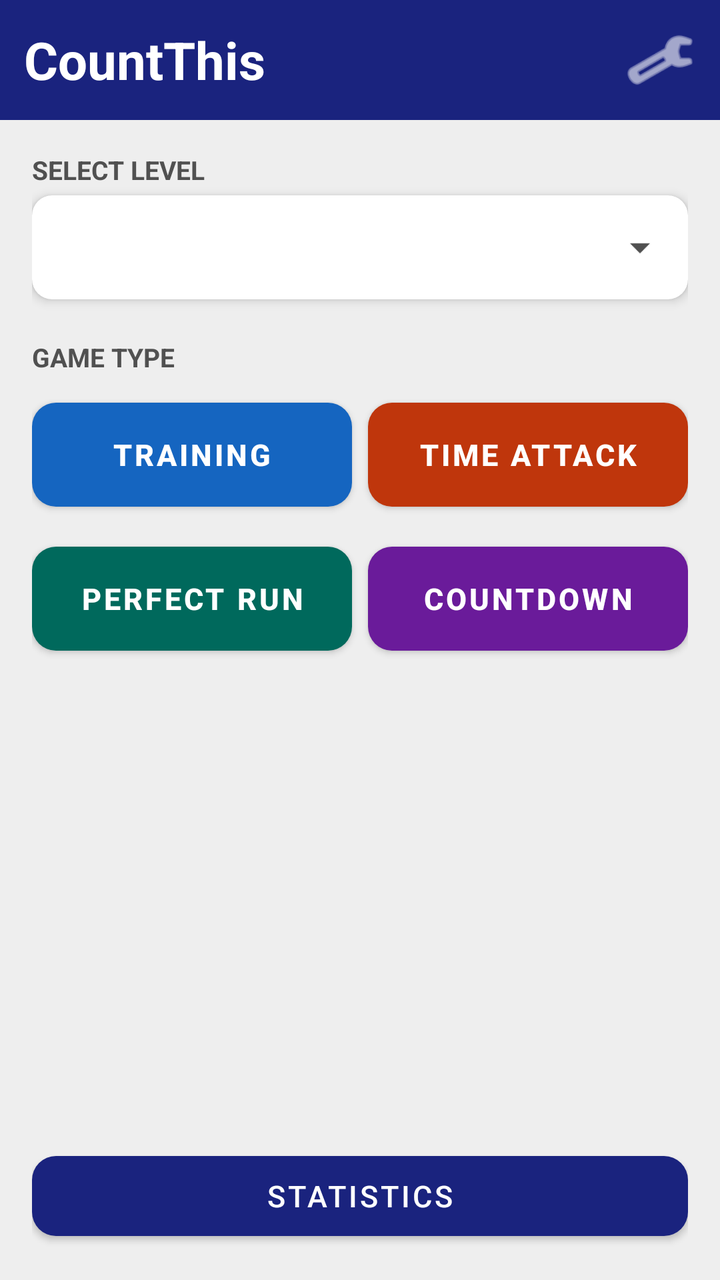
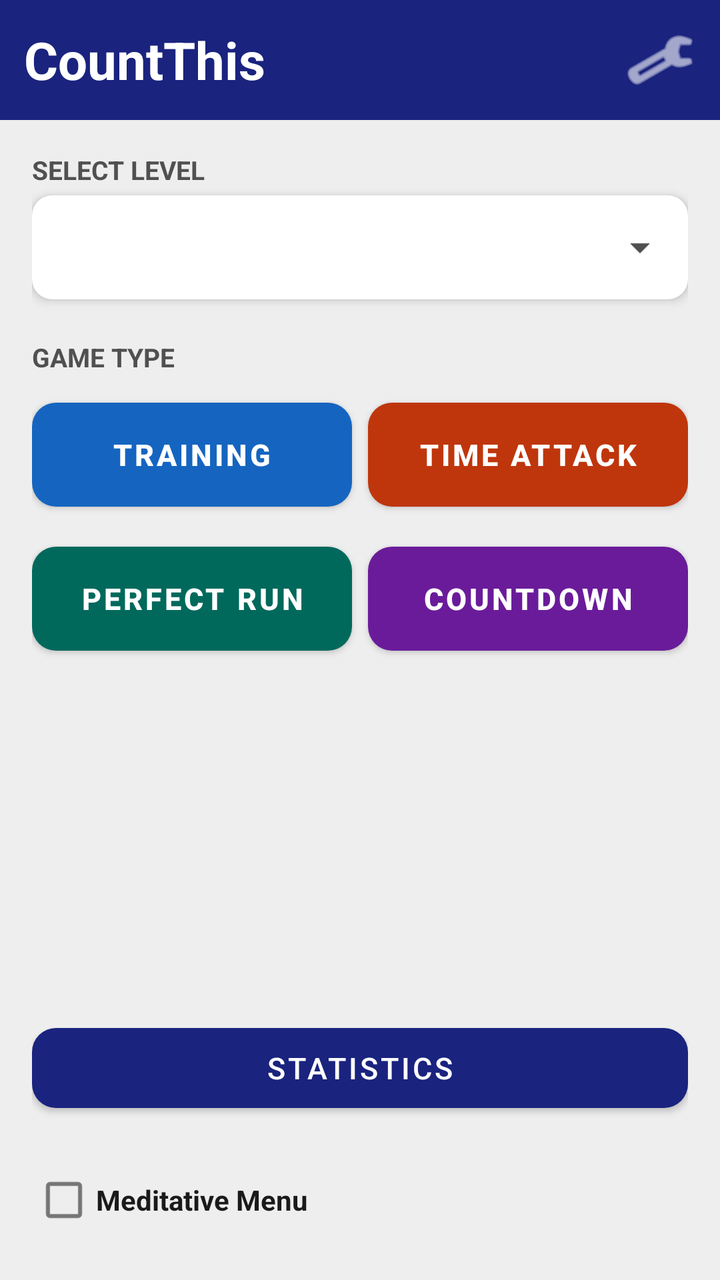

Before-and-after screenshots of an Android layout around one commit, followed by the original layout XML and the change that was made.
<!-- AndroidManifest.xml: application theme Theme.CountThis -->
<!-- res/layout/activity_menu.xml -->
<?xml version="1.0" encoding="utf-8"?>
<androidx.constraintlayout.widget.ConstraintLayout xmlns:android="http://schemas.android.com/apk/res/android"
    xmlns:app="http://schemas.android.com/apk/res-auto"
    android:layout_width="match_parent"
    android:layout_height="match_parent"
    android:background="@color/background">

    
    <LinearLayout
        android:id="@+id/topBar"
        android:layout_width="0dp"
        android:layout_height="wrap_content"
        android:orientation="horizontal"
        android:background="@color/header_bg"
        android:padding="12dp"
        android:gravity="center_vertical"
        app:layout_constraintTop_toTopOf="parent"
        app:layout_constraintStart_toStartOf="parent"
        app:layout_constraintEnd_toEndOf="parent">

        <TextView
            android:id="@+id/titleText"
            android:layout_width="0dp"
            android:layout_height="wrap_content"
            android:layout_weight="1"
            android:text="@string/app_name"
            android:textSize="26sp"
            android:textStyle="bold"
            android:textColor="@color/white" />

        <ImageButton
            android:id="@+id/settingsButton"
            android:layout_width="36dp"
            android:layout_height="36dp"
            android:background="?attr/selectableItemBackgroundBorderless"
            android:src="@android:drawable/ic_menu_manage"
            app:tint="@color/white"
            android:contentDescription="@string/settings"
            android:scaleType="fitCenter" />

    </LinearLayout>

    
    <ScrollView
        android:layout_width="0dp"
        android:layout_height="0dp"
        android:fillViewport="true"
        app:layout_constraintTop_toBottomOf="@id/topBar"
        app:layout_constraintBottom_toBottomOf="parent"
        app:layout_constraintStart_toStartOf="parent"
        app:layout_constraintEnd_toEndOf="parent">

        <LinearLayout
            android:layout_width="match_parent"
            android:layout_height="wrap_content"
            android:orientation="vertical"
            android:padding="16dp">

            
            <TextView
                android:layout_width="wrap_content"
                android:layout_height="wrap_content"
                android:text="@string/select_level"
                android:textSize="13sp"
                android:textStyle="bold"
                android:textColor="@color/text_secondary"
                android:layout_marginBottom="4dp" />

            <androidx.cardview.widget.CardView
                android:layout_width="match_parent"
                android:layout_height="wrap_content"
                android:layout_marginBottom="20dp"
                app:cardCornerRadius="10dp"
                app:cardElevation="3dp">

                <Spinner
                    android:id="@+id/levelSpinner"
                    android:layout_width="match_parent"
                    android:layout_height="52dp"
                    android:paddingStart="14dp"
                    android:paddingEnd="14dp"
                    android:textSize="16sp" />

            </androidx.cardview.widget.CardView>

            
            <TextView
                android:layout_width="wrap_content"
                android:layout_height="wrap_content"
                android:text="@string/game_type"
                android:textSize="13sp"
                android:textStyle="bold"
                android:textColor="@color/text_secondary"
                android:layout_marginBottom="8dp" />

            
            <LinearLayout
                android:layout_width="match_parent"
                android:layout_height="wrap_content"
                android:orientation="horizontal"
                android:layout_marginBottom="8dp">

                <Button
                    android:id="@+id/trainingButton"
                    android:layout_width="0dp"
                    android:layout_height="64dp"
                    android:layout_weight="1"
                    android:layout_marginEnd="4dp"
                    android:text="@string/mode_training"
                    android:textSize="15sp"
                    android:textStyle="bold"
                    android:textColor="@color/white"
                    app:backgroundTint="@color/answer_a"
                    app:cornerRadius="12dp" />

                <Button
                    android:id="@+id/timeAttackButton"
                    android:layout_width="0dp"
                    android:layout_height="64dp"
                    android:layout_weight="1"
                    android:layout_marginStart="4dp"
                    android:text="@string/mode_time_attack"
                    android:textSize="15sp"
                    android:textStyle="bold"
                    android:textColor="@color/white"
                    app:backgroundTint="@color/answer_b"
                    app:cornerRadius="12dp" />

            </LinearLayout>

            
            <LinearLayout
                android:layout_width="match_parent"
                android:layout_height="wrap_content"
                android:orientation="horizontal"
                android:layout_marginBottom="20dp">

                <Button
                    android:id="@+id/perfectRunButton"
                    android:layout_width="0dp"
                    android:layout_height="64dp"
                    android:layout_weight="1"
                    android:layout_marginEnd="4dp"
                    android:text="@string/mode_perfect_run"
                    android:textSize="15sp"
                    android:textStyle="bold"
                    android:textColor="@color/white"
                    app:backgroundTint="@color/answer_c"
                    app:cornerRadius="12dp" />

                <Button
                    android:id="@+id/countdownButton"
                    android:layout_width="0dp"
                    android:layout_height="64dp"
                    android:layout_weight="1"
                    android:layout_marginStart="4dp"
                    android:text="@string/mode_countdown"
                    android:textSize="15sp"
                    android:textStyle="bold"
                    android:textColor="@color/white"
                    app:backgroundTint="@color/answer_d"
                    app:cornerRadius="12dp" />

            </LinearLayout>

            
            <Space
                android:layout_width="match_parent"
                android:layout_height="0dp"
                android:layout_weight="1" />

            
            <androidx.cardview.widget.CardView
                android:id="@+id/lastSessionCard"
                android:layout_width="match_parent"
                android:layout_height="wrap_content"
                android:layout_marginBottom="10dp"
                android:visibility="gone"
                app:cardCornerRadius="10dp"
                app:cardElevation="3dp">

                <LinearLayout
                    android:layout_width="match_parent"
                    android:layout_height="wrap_content"
                    android:orientation="vertical"
                    android:padding="14dp">

                    <TextView
                        android:layout_width="wrap_content"
                        android:layout_height="wrap_content"
                        android:text="@string/last_session"
                        android:textSize="13sp"
                        android:textStyle="bold"
                        android:textColor="@color/text_secondary"
                        android:layout_marginBottom="6dp" />

                    <TextView
                        android:id="@+id/lastSessionModeText"
                        android:layout_width="wrap_content"
                        android:layout_height="wrap_content"
                        android:textSize="15sp"
                        android:textStyle="bold"
                        android:textColor="@color/text_primary" />

                    <LinearLayout
                        android:layout_width="match_parent"
                        android:layout_height="wrap_content"
                        android:orientation="horizontal"
                        android:layout_marginTop="4dp">

                        <TextView
                            android:id="@+id/lastSessionScoreText"
                            android:layout_width="0dp"
                            android:layout_height="wrap_content"
                            android:layout_weight="1"
                            android:textSize="14sp"
                            android:textColor="@color/header_bg" />

                        <TextView
                            android:id="@+id/lastSessionStreakText"
                            android:layout_width="0dp"
                            android:layout_height="wrap_content"
                            android:layout_weight="1"
                            android:gravity="end"
                            android:textSize="14sp"
                            android:textColor="@color/answer_b" />

                    </LinearLayout>

                    <TextView
                        android:id="@+id/lastSessionLevelText"
                        android:layout_width="wrap_content"
                        android:layout_height="wrap_content"
                        android:layout_marginTop="2dp"
                        android:textSize="12sp"
                        android:textColor="@color/text_secondary" />

                </LinearLayout>

            </androidx.cardview.widget.CardView>

            
            <Button
                android:id="@+id/statisticsButton"
                android:layout_width="match_parent"
                android:layout_height="52dp"
                android:text="@string/statistics"
                android:textSize="15sp"
                android:textColor="@color/white"
                app:backgroundTint="@color/header_bg"
                app:cornerRadius="12dp" />

        </LinearLayout>
    </ScrollView>

</androidx.constraintlayout.widget.ConstraintLayout>
<!-- resources referenced by this layout -->
<resources>
  <color name="answer_a">@color/default_answer_a</color>
  <color name="answer_b">@color/default_answer_b</color>
  <color name="answer_c">@color/default_answer_c</color>
  <color name="answer_d">@color/default_answer_d</color>
  <color name="background">@color/default_background</color>
  <color name="header_bg">@color/default_header_bg</color>
  <color name="text_primary">@color/default_text_primary</color>
  <color name="text_secondary">@color/default_text_secondary</color>
  <color name="white">#FFFFFF</color>
  <string name="app_name">CountThis</string>
  <string name="game_type">GAME TYPE</string>
  <string name="last_session">LAST SESSION</string>
  <string name="mode_countdown">Countdown</string>
  <string name="mode_perfect_run">Perfect Run</string>
  <string name="mode_time_attack">Time Attack</string>
  <string name="mode_training">Training</string>
  <string name="select_level">SELECT LEVEL</string>
  <string name="settings">Settings</string>
  <string name="statistics">Statistics</string>
  <style name="Theme.CountThis" parent="Theme.MaterialComponents.Light.DarkActionBar">
          <item name="colorPrimary">@color/header_bg</item>
          <item name="colorPrimaryVariant">#0D1547</item>
          <item name="colorOnPrimary">@color/white</item>
          <item name="colorSecondary">@color/answer_a</item>
          <item name="colorSecondaryVariant">@color/answer_a</item>
          <item name="colorOnSecondary">@color/white</item>
          <item name="android:statusBarColor">?attr/colorPrimaryVariant</item>
          <item name="android:textColorPrimary">@color/text_primary</item>
          <item name="android:textColorSecondary">@color/text_secondary</item>
          <item name="android:colorBackground">@color/settings_background</item>
          <item name="preferenceTheme">@style/PreferenceTheme.CountThis</item>
      </style>
  <color name="default_answer_a">#1565C0</color>
  <color name="default_answer_b">#BF360C</color>
  <color name="default_answer_c">#00695C</color>
  <color name="default_answer_d">#6A1B9A</color>
  <color name="default_background">#EEEEEE</color>
  <color name="default_header_bg">#1A237E</color>
  <color name="default_text_primary">#1A1A1A</color>
  <color name="default_text_secondary">#505050</color>
  <color name="settings_background">@color/default_settings_background</color>
  <style name="PreferenceTheme.CountThis" parent="PreferenceThemeOverlay.v14.Material">
          
          <item name="android:textColorPrimary">@color/text_primary</item>
  
          
          <item name="android:textColorSecondary">@color/text_secondary</item>
  
          
          <item name="colorAccent">@color/purple_500</item>
  
          
          <item name="android:background">@color/settings_background</item>
      </style>
  <color name="default_settings_background">#FFFFFF</color>
  <color name="purple_500">#5C6BC0</color>
</resources>

<!-- the commit's change to res/layout/activity_menu.xml (unified diff, before → after) -->
@@ -58,6 +58,7 @@
 
             
             <TextView
+                android:id="@+id/selectLevelLabel"
                 android:layout_width="wrap_content"
                 android:layout_height="wrap_content"
                 android:text="@string/select_level"
@@ -67,6 +68,7 @@
                 android:layout_marginBottom="4dp" />
 
             <androidx.cardview.widget.CardView
+                android:id="@+id/levelCard"
                 android:layout_width="match_parent"
                 android:layout_height="wrap_content"
                 android:layout_marginBottom="20dp"
@@ -85,6 +87,7 @@
 
             
             <TextView
+                android:id="@+id/gameTypeLabel"
                 android:layout_width="wrap_content"
                 android:layout_height="wrap_content"
                 android:text="@string/game_type"
@@ -250,6 +253,15 @@
                 app:backgroundTint="@color/header_bg"
                 app:cornerRadius="12dp" />
 
+            <CheckBox
+                android:id="@+id/menuMeditativeCheckbox"
+                android:layout_width="wrap_content"
+                android:layout_height="wrap_content"
+                android:layout_marginTop="16dp"
+                android:text="@string/menu_meditative_toggle"
+                android:textStyle="bold"
+                android:textColor="@color/text_primary" />
+
         </LinearLayout>
     </ScrollView>
 
<!-- resource entries referenced after the edit -->
@@ -12,6 +12,7 @@
   <string name="app_name">CountThis</string>
   <string name="game_type">GAME TYPE</string>
   <string name="last_session">LAST SESSION</string>
+  <string name="menu_meditative_toggle">Meditative Menu</string>
   <string name="mode_countdown">Countdown</string>
   <string name="mode_perfect_run">Perfect Run</string>
   <string name="mode_time_attack">Time Attack</string>
